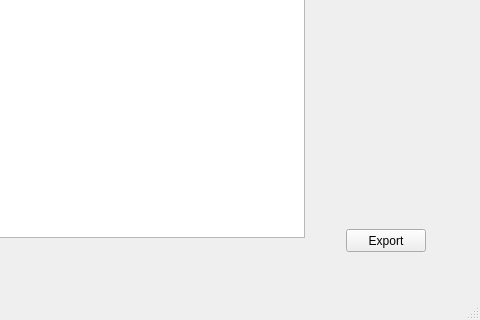
Old version of the form keytree-qt/mainwindow.ui in the repository stequald/KeyTree-qt; both pictures show x 594 to 1074 and y 478 to 798 of the 1074 by 798 pixel window.
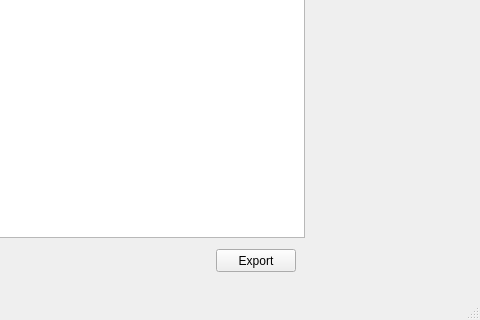
New version of the form.

Diff of the .ui file:
```diff
--- a/keytree-qt/mainwindow.ui
+++ b/keytree-qt/mainwindow.ui
@@ -256,8 +256,8 @@
    <widget class="QPushButton" name="exportButton">
     <property name="geometry">
      <rect>
-      <x>940</x>
-      <y>690</y>
+      <x>810</x>
+      <y>710</y>
       <width>80</width>
       <height>23</height>
      </rect>
```
